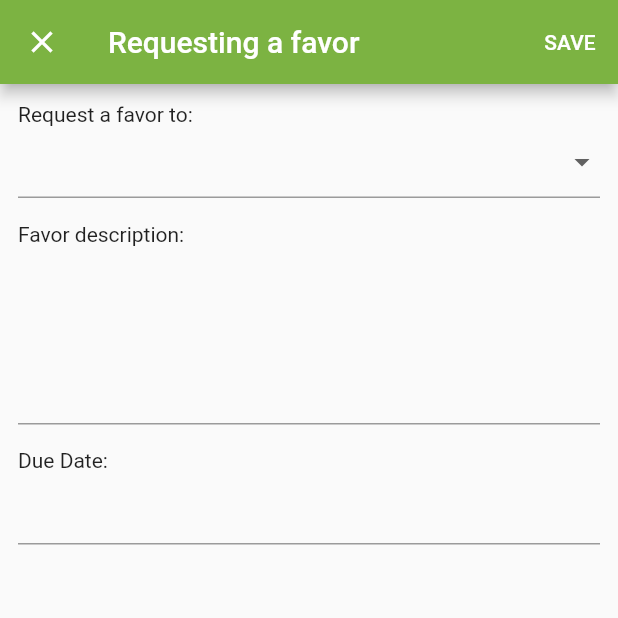
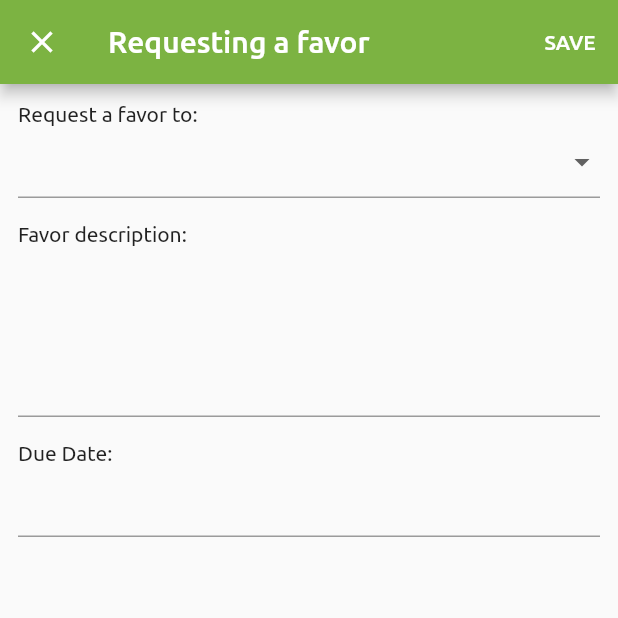
Before and after one commit to RyouMon/FavorManagerApp, a Flutter app: the RequestFavorPage screen opened directly, on a phone screen of 412 x 824 dp, the top half of it. Run offline on Flutter 3.47's test engine with Material 2 defaults, Android fonts, the phone set to English and light mode, and no system bars; drawn by our look-alikes of datetime_picker_formfield; network calls fail.

Commit message:
refactor: change default font family

```diff
--- a/lib/app_theme.dart
+++ b/lib/app_theme.dart
@@ -1,6 +1,7 @@
 import 'package:flutter/material.dart';
 
 final lightTheme = ThemeData(
+  fontFamily: 'Ubuntu',
   primarySwatch: Colors.lightGreen,
   primaryColor: Colors.lightGreen.shade600,
   accentColor: Colors.orangeAccent.shade400,
```
